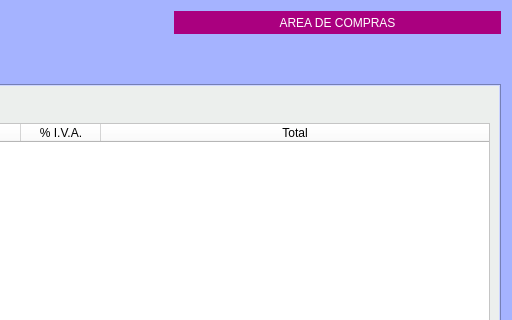
The window that Zona_Compras/frmpedidosproveedor.ui (arcnexus/RedFoX) describes before a commit, drawn with Qt 5; both pictures show x 562 to 1074 and y 0 to 320 of the 1074 by 569 pixel window.
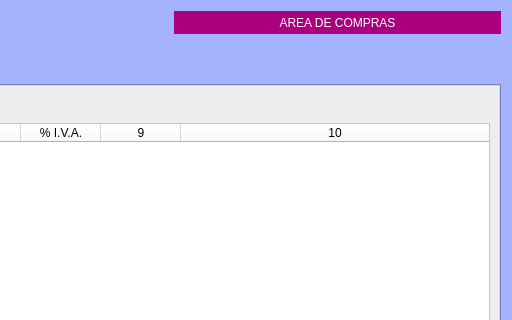
The same window after the commit. The open tabs and pages were chosen to show the change. Icons and pictures are not drawn.

The edit to the form file:
```diff
--- a/Zona_Compras/frmpedidosproveedor.ui
+++ b/Zona_Compras/frmpedidosproveedor.ui
@@ -619,6 +619,9 @@
          <property name="cornerButtonEnabled">
           <bool>true</bool>
          </property>
+         <property name="columnCount">
+          <number>10</number>
+         </property>
          <attribute name="horizontalHeaderCascadingSectionResizes">
           <bool>false</bool>
          </attribute>
@@ -680,11 +683,8 @@
            <string>% I.V.A.</string>
           </property>
          </column>
-         <column>
-          <property name="text">
-           <string>Total</string>
-          </property>
-         </column>
+         <column/>
+         <column/>
         </widget>
        </item>
       </layout>
```
Left out of the diff: 2 changed lines with no effect on the pictures.
